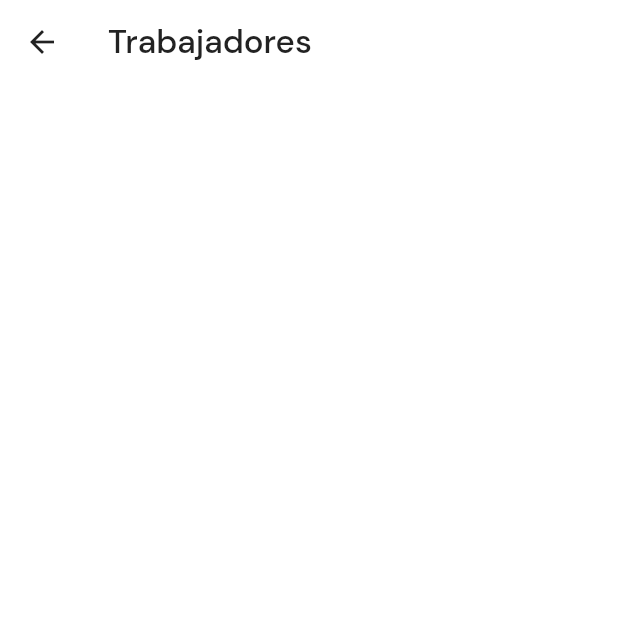
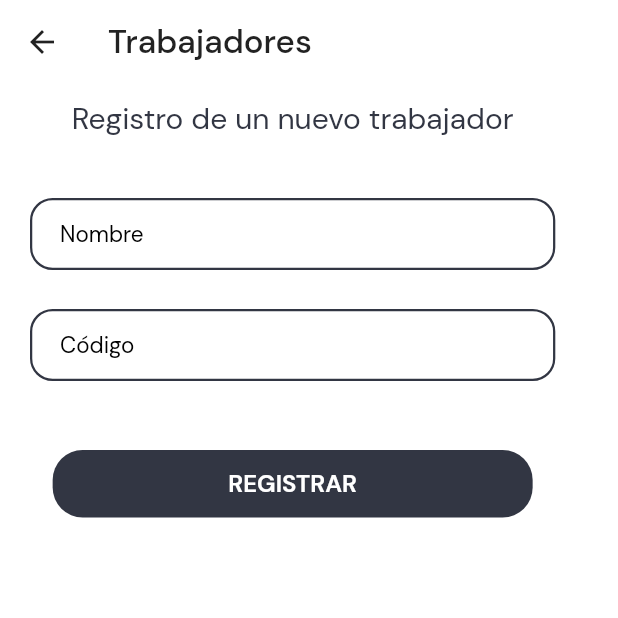
Before and after one commit to Forg-Extract-Qola/qola-app, a Flutter app: the CustomBlankWithTitlePage screen opened directly, on a phone screen of 412 x 824 dp, the top half of it. Run offline on Flutter 3.47's test engine with Material 2 defaults, Android fonts, the phone set to English and light mode, and no system bars; our stand-ins replace bloc, cached_network_image, curved_navigation_bar, dartz, equatable, flutter_bloc and 5 more; missing offline and left inert: reflectable; accounts and stored records are empty.

```diff
--- a/lib/core/utils/menu.dart
+++ b/lib/core/utils/menu.dart
@@ -5,5 +5,5 @@ import 'package:qola_app/routes.dart';
 final adminItemsList = <Item>[
   Item(displayName: 'Colaboradores', icon: Icons.person_outline, route: RoutesPath.employeeListPath),
   Item(displayName: 'Platos', icon: Icons.restaurant),
-  Item(displayName: 'Mesas', icon: Icons.table_bar_sharp),
+  Item(displayName: 'Mesas', icon: Icons.table_bar_sharp, route: RoutesPath.tablesListPath),
 ];
--- a/lib/core/utils/messages.dart
+++ b/lib/core/utils/messages.dart
@@ -1,6 +1,7 @@
 
 const String errorNoTokenMessage = 'Hubo un problema al momento de hacer el login';
 const String errorInvalidCredentialsMessage = 'El usuario o contraseña son incorrectos';
+const String errorNoRestaurantMessage = 'No hay un restaurante vinculado con la cuenta';
 
 
 const String fieldInvalidEmail = 'El email debe de ser válido';
--- a/lib/modules/auth/data/models/login_model.dart
+++ b/lib/modules/auth/data/models/login_model.dart
@@ -3,6 +3,7 @@ class LoginModel {
   String? password;
   String? code;
   String? token;
+  int? restaurant;
 
   LoginModel({
     this.email,
@@ -12,7 +13,8 @@ class LoginModel {
   });
 
   LoginModel.fromJson(Map<String, dynamic> json) {
-    token = json["token"];
+    token       = json["token"];
+    restaurant  = json["restaurantId"];
   }
 
   Map<String, dynamic> toJson() => {
--- a/lib/modules/auth/data/repositories/auth_repository_impl.dart
+++ b/lib/modules/auth/data/repositories/auth_repository_impl.dart
@@ -27,8 +27,10 @@ class AuthRepositoryImpl implements AuthRepository {
     try {
       final response = await _authRemoteDataSource.login(LoginModel(email: login.email, password: login.password));
       if (response.token == null) return const Left(ServerFailure(message: errorNoTokenMessage));
+      if (response.restaurant == 0) return const Left(ServerFailure(message: errorNoRestaurantMessage));
 
       _sessionLocalDataSource.saveToken(response.token!);
+      _sessionLocalDataSource.saveRestaurant(response.restaurant!);
 
       return const Right(true);
     }
--- /dev/null
+++ b/lib/modules/order/presentation/bloc/table/table_event.dart
@@ -0,0 +1,4 @@
+part of 'table_bloc.dart';
+
+@immutable
+abstract class TableEvent {}
--- /dev/null
+++ b/lib/modules/order/presentation/bloc/table/table_state.dart
@@ -0,0 +1,6 @@
+part of 'table_bloc.dart';
+
+@immutable
+abstract class TableState {}
+
+class TableInitial extends TableState {}
--- a/lib/modules/order/presentation/screens/employee/employee_add_edit_form.dart
+++ b/lib/modules/order/presentation/screens/employee/employee_add_edit_form.dart
@@ -1,4 +1,5 @@
 import 'package:flutter/material.dart';
+import 'package:qola_app/shared/qola_buttons.dart';
 import 'package:qola_app/shared/qola_text_field.dart';
 
 class EmployeeNameField extends StatelessWidget {
@@ -6,6 +7,31 @@ class EmployeeNameField extends StatelessWidget {
 
   @override
   Widget build(BuildContext context) {
-    return const GenericFormField();
+    return const GenericFormField(
+      hintText: 'Nombre',
+    );
   }
 }
+
+class EmployeeCodeField extends StatelessWidget {
+  const EmployeeCodeField({Key? key}) : super(key: key);
+
+  @override
+  Widget build(BuildContext context) {
+    return const GenericFormField(
+      hintText: 'Código',
+    );
+  }
+}
+
+class EmployeeSubmitButton extends StatelessWidget {
+  const EmployeeSubmitButton({Key? key}) : super(key: key);
+
+  @override
+  Widget build(BuildContext context) {
+    return LargeSolidButton(
+      text: 'REGISTRAR',
+      onPressed:  () {}
+    );
+  }
+}
--- a/lib/modules/order/presentation/screens/employee/employee_add_edit_screen.dart
+++ b/lib/modules/order/presentation/screens/employee/employee_add_edit_screen.dart
@@ -1,5 +1,8 @@
 import 'package:flutter/material.dart';
+import 'package:qola_app/modules/order/presentation/screens/employee/employee_add_edit_form.dart';
 import 'package:qola_app/shared/qola_pages.dart';
+import 'package:qola_app/shared/qola_texts.dart';
+import 'package:qola_app/theme/colors.dart';
 
 class EmployeeAddEditScreen extends StatelessWidget {
   const EmployeeAddEditScreen({Key? key}) : super(key: key);
@@ -18,6 +21,17 @@ class EmployeeAddEditForm extends StatelessWidget {
 
   @override
   Widget build(BuildContext context) {
-    return Container();
+    return Padding(
+      padding: const EdgeInsets.symmetric(horizontal: 20.0, vertical: 10.0),
+      child: Column(
+        children: const [
+          CustomText('Registro de un nuevo trabajador', color: primaryColor, size: 20.0,),
+          SizedBox(height: 40.0),
+          EmployeeNameField(),
+          EmployeeCodeField(),
+          EmployeeSubmitButton()
+        ],
+      ),
+    );
   }
 }
--- a/lib/routes.dart
+++ b/lib/routes.dart
@@ -6,6 +6,8 @@ import 'package:qola_app/modules/order/presentation/screens/employee/employee_ad
 import 'package:qola_app/modules/order/presentation/screens/employee/employee_screen.dart';
 import 'package:qola_app/modules/order/presentation/screens/main/main_admin_screen.dart';
 import 'package:qola_app/modules/order/presentation/screens/main/main_employee_screen.dart';
+import 'package:qola_app/modules/order/presentation/screens/tables/table_add_edit_screen.dart';
+import 'package:qola_app/modules/order/presentation/screens/tables/table_screen.dart';
 
 class RouteGenerator {
   static Route<dynamic> generateRoute(RouteSettings settings) {
@@ -17,6 +19,8 @@ class RouteGenerator {
       case RoutesPath.mainEmployeePath: return MaterialPageRoute(builder: (_) => const MainEmployeeScreen());
       case RoutesPath.employeeListPath: return MaterialPageRoute(builder: (_) => const EmployeeScreen());
       case RoutesPath.employeeAddEditPath: return MaterialPageRoute(builder: (_) => const EmployeeAddEditScreen());
+      case RoutesPath.tablesListPath: return MaterialPageRoute(builder: (_) => const TableScreen());
+      case RoutesPath.tableAddEditPath: return MaterialPageRoute(builder: (_) => const TableAddEditScreen());
       default: return MaterialPageRoute(builder: (_) => const HomeAuthScreen());
     }
   }
@@ -30,4 +34,6 @@ class RoutesPath {
   static const String mainEmployeePath = '/main-employee-screen';
   static const String employeeListPath = '/employee-list-screen';
   static const String employeeAddEditPath = '/employee-add-edit-screen';
+  static const String tablesListPath = '/table-list-screen';
+  static const String tableAddEditPath = '/table-add-edit-screen';
 }
```
Also changed, not shown: lib/core/base/injection_container.dart (+15 -0 lines), lib/core/providers/http_provider.dart (+15 -0 lines), lib/modules/auth/data/data_sources/session_local_data_source.dart (+10 -0 lines), lib/modules/order/data/data_sources/table_remote_data_source.dart (+6 -4 lines), lib/modules/order/data/resporitories/table_repository_impl.dart (+10 -4 lines), lib/modules/order/presentation/bloc/table/table_bloc.dart (added, +15 -0 lines), lib/modules/order/presentation/screens/tables/table_add_edit_form.dart (added, +26 -0 lines), lib/modules/order/presentation/screens/tables/table_add_edit_screen.dart (added, +36 -0 lines), lib/modules/order/presentation/screens/tables/table_screen.dart (added, +122 -0 lines), assets/images/icons/table.png (added).
